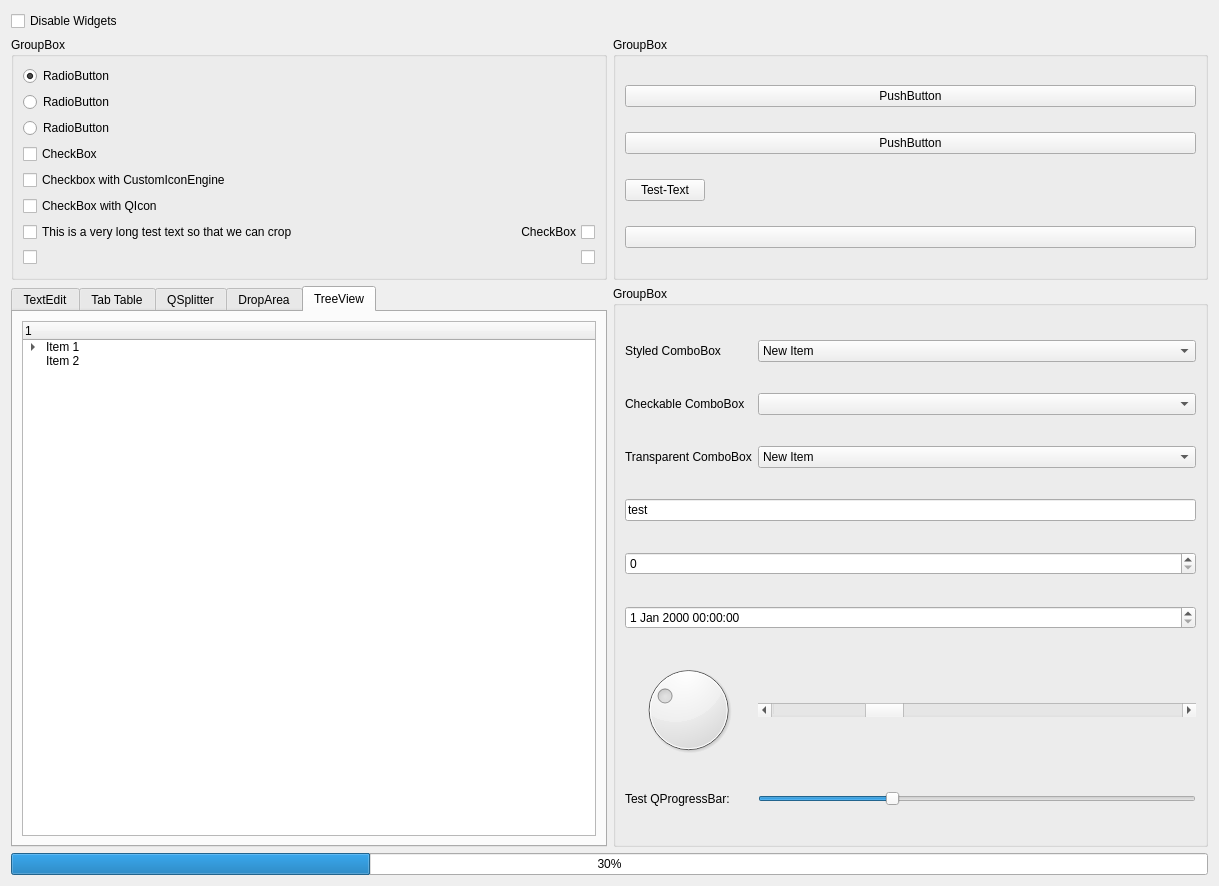
First picture: the form in qute_style/ui/test_window.ui, repository TUV-SUD-Product-Service-GmbH/QuteStyle, before the edit.
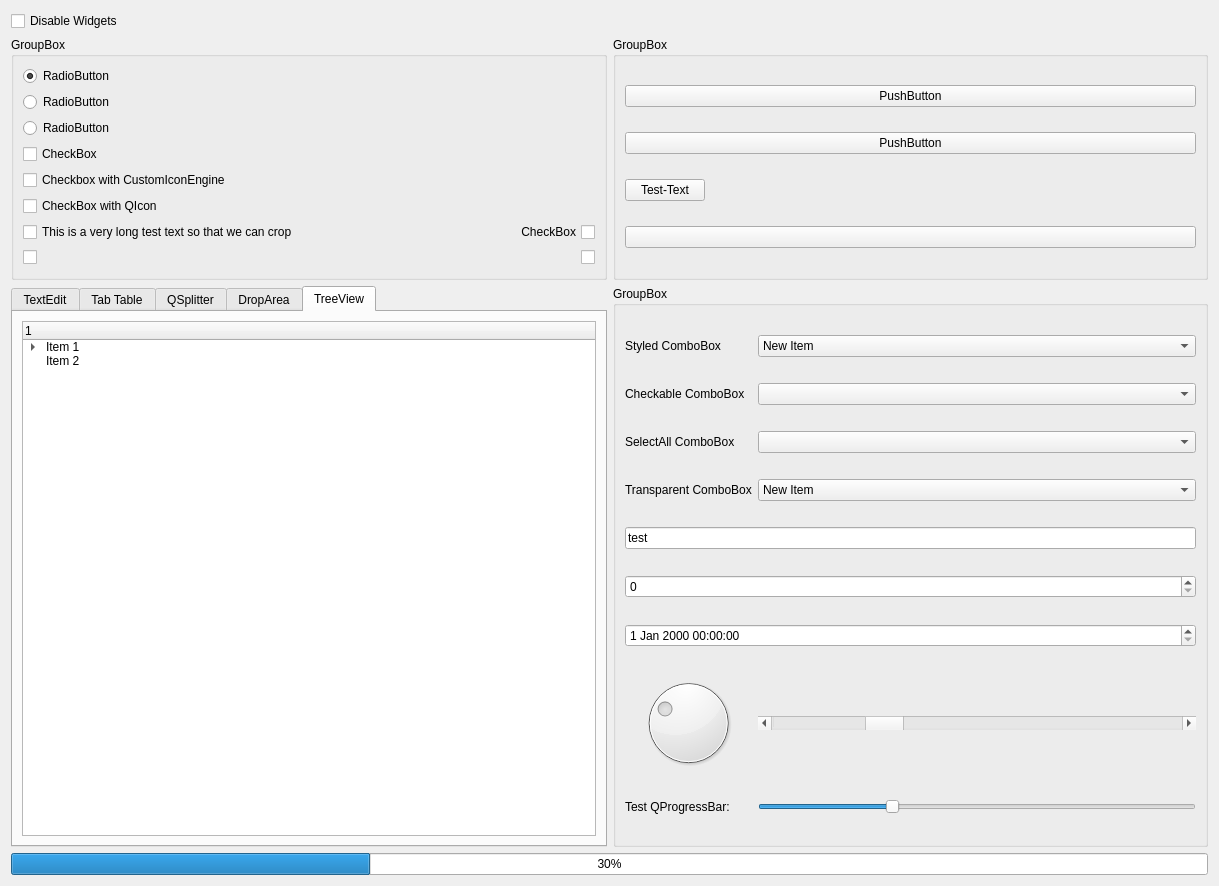
Second picture: the form after the edit. Custom widgets are drawn as their Qt base class.

Commit message:
new combobox type added (#86)
- new combobox type "SelectAllComboBox" added
- tests for combobox widgets added
- dependencies updated

Patch:
```diff
--- a/qute_style/ui/test_window.ui
+++ b/qute_style/ui/test_window.ui
@@ -23,47 +23,7 @@
       <bool>false</bool>
      </property>
      <layout class="QGridLayout" name="gridLayout">
-      <item row="9" column="1">
-       <widget class="QSlider" name="horizontalSlider">
-        <property name="maximum">
-         <number>100</number>
-        </property>
-        <property name="value">
-         <number>30</number>
-        </property>
-        <property name="orientation">
-         <enum>Qt::Horizontal</enum>
-        </property>
-       </widget>
-      </item>
-      <item row="5" column="0" colspan="2">
-       <widget class="QSpinBox" name="spinBox"/>
-      </item>
-      <item row="0" column="0">
-       <widget class="QLabel" name="label">
-        <property name="text">
-         <string>Styled ComboBox</string>
-        </property>
-       </widget>
-      </item>
-      <item row="9" column="0">
-       <widget class="QLabel" name="label_3">
-        <property name="text">
-         <string>Test QProgressBar:</string>
-        </property>
-       </widget>
-      </item>
-      <item row="8" column="1">
-       <widget class="QScrollBar" name="horizontalScrollBar">
-        <property name="value">
-         <number>25</number>
-        </property>
-        <property name="orientation">
-         <enum>Qt::Horizontal</enum>
-        </property>
-       </widget>
-      </item>
-      <item row="4" column="0" colspan="2">
+      <item row="6" column="0" colspan="2">
        <widget class="QLineEdit" name="lineEdit">
         <property name="text">
          <string>test</string>
@@ -73,42 +33,40 @@
         </property>
        </widget>
       </item>
-      <item row="2" column="0">
+      <item row="10" column="1">
+       <widget class="QScrollBar" name="horizontalScrollBar">
+        <property name="value">
+         <number>25</number>
+        </property>
+        <property name="orientation">
+         <enum>Qt::Horizontal</enum>
+        </property>
+       </widget>
+      </item>
+      <item row="11" column="0">
+       <widget class="QLabel" name="label_3">
+        <property name="text">
+         <string>Test QProgressBar:</string>
+        </property>
+       </widget>
+      </item>
+      <item row="8" column="0" colspan="2">
+       <widget class="QDateTimeEdit" name="dateTimeEdit"/>
+      </item>
+      <item row="3" column="0">
        <widget class="QLabel" name="label_2">
         <property name="text">
          <string>Transparent ComboBox</string>
         </property>
        </widget>
       </item>
-      <item row="8" column="0">
+      <item row="10" column="0">
        <widget class="QDial" name="dial">
         <property name="value">
          <number>30</number>
         </property>
        </widget>
       </item>
-      <item row="6" column="0" colspan="2">
-       <widget class="QDateTimeEdit" name="dateTimeEdit"/>
-      </item>
-      <item row="2" column="1">
-       <widget class="StyledComboBox" name="transparent_combobox">
-        <item>
-         <property name="text">
-          <string>New Item</string>
-         </property>
-        </item>
-        <item>
-         <property name="text">
-          <string>New Item 2</string>
-         </property>
-        </item>
-        <item>
-         <property name="text">
-          <string>New Item 3</string>
-         </property>
-        </item>
-       </widget>
-      </item>
       <item row="0" column="1">
        <widget class="StyledComboBox" name="styled_combobox">
         <item>
@@ -128,6 +86,25 @@
         </item>
        </widget>
       </item>
+      <item row="3" column="1">
+       <widget class="StyledComboBox" name="transparent_combobox">
+        <item>
+         <property name="text">
+          <string>New Item</string>
+         </property>
+        </item>
+        <item>
+         <property name="text">
+          <string>New Item 2</string>
+         </property>
+        </item>
+        <item>
+         <property name="text">
+          <string>New Item 3</string>
+         </property>
+        </item>
+       </widget>
+      </item>
       <item row="1" column="0">
        <widget class="QLabel" name="label_4">
         <property name="text">
@@ -138,6 +115,39 @@
       <item row="1" column="1">
        <widget class="TestComboBox" name="checkable_combobox"/>
       </item>
+      <item row="11" column="1">
+       <widget class="QSlider" name="horizontalSlider">
+        <property name="maximum">
+         <number>100</number>
+        </property>
+        <property name="value">
+         <number>30</number>
+        </property>
+        <property name="orientation">
+         <enum>Qt::Horizontal</enum>
+        </property>
+       </widget>
+      </item>
+      <item row="7" column="0" colspan="2">
+       <widget class="QSpinBox" name="spinBox"/>
+      </item>
+      <item row="0" column="0">
+       <widget class="QLabel" name="label">
+        <property name="text">
+         <string>Styled ComboBox</string>
+        </property>
+       </widget>
+      </item>
+      <item row="2" column="0">
+       <widget class="QLabel" name="label_5">
+        <property name="text">
+         <string>SelectAll ComboBox</string>
+        </property>
+       </widget>
+      </item>
+      <item row="2" column="1">
+       <widget class="SelectAllTestComboBox" name="comboBox"/>
+      </item>
      </layout>
     </widget>
    </item>
@@ -663,6 +673,11 @@
    <extends>QComboBox</extends>
    <header>qute_style_examples.sample_classes</header>
   </customwidget>
+  <customwidget>
+   <class>SelectAllTestComboBox</class>
+   <extends>QComboBox</extends>
+   <header>qute_style_examples.sample_classes</header>
+  </customwidget>
  </customwidgets>
  <resources/>
  <connections/>
```
The commit also changes 7 other files.
